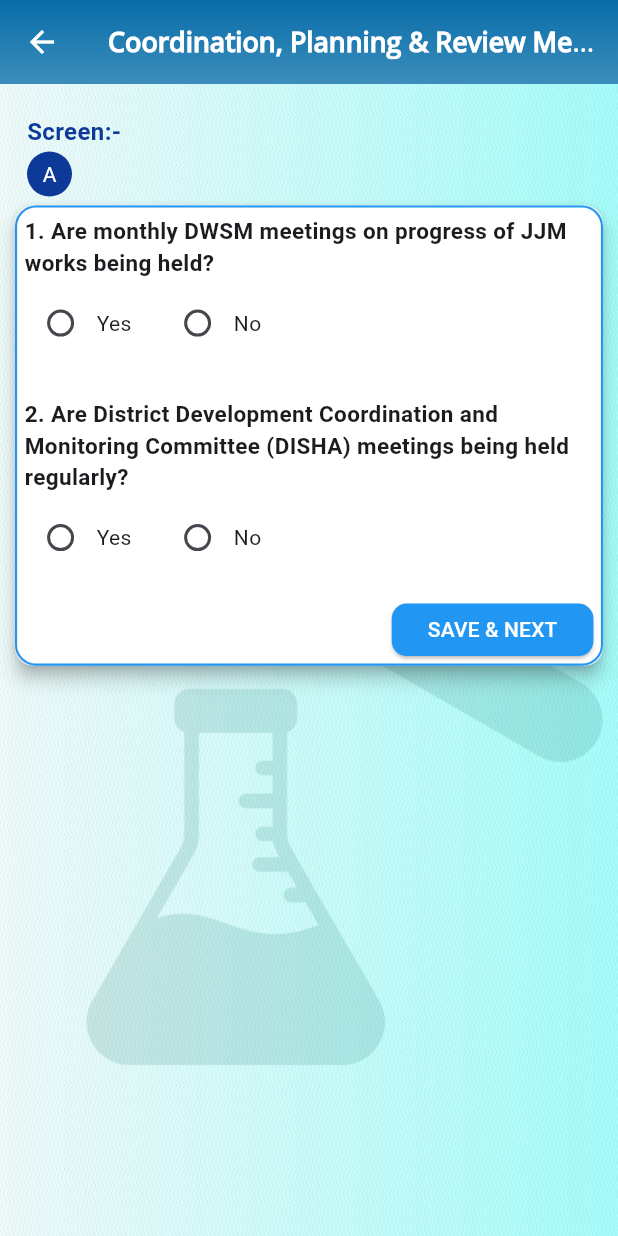
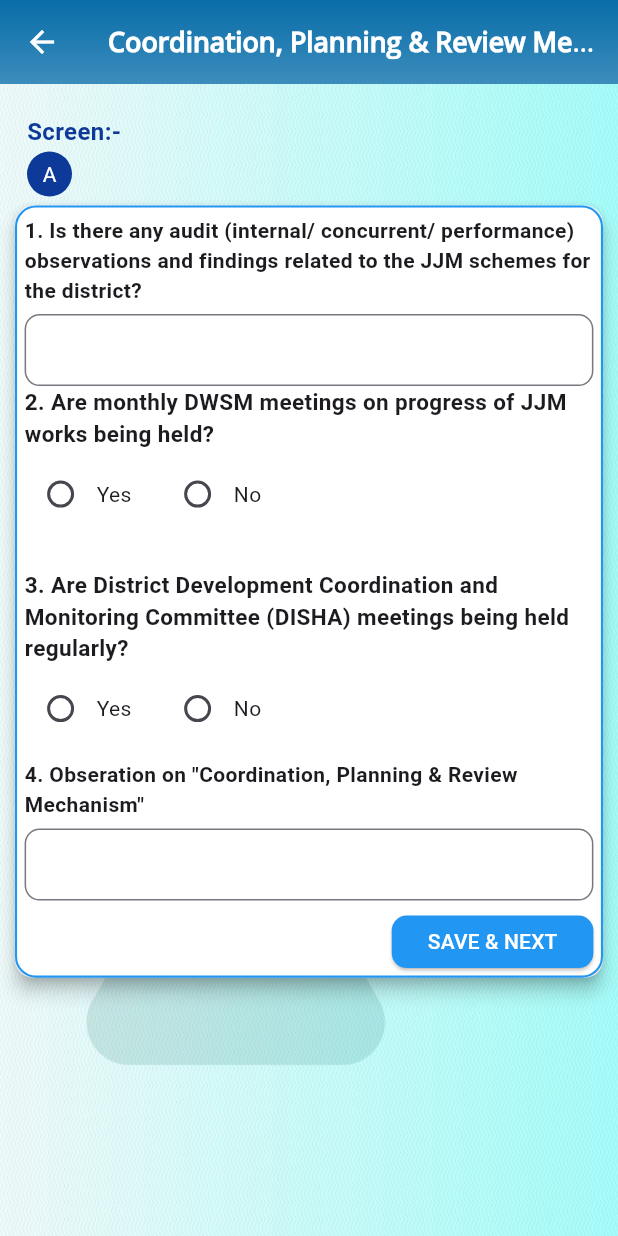
Before and after one commit to shubhamdevgupta/cno_inspector, a Flutter app: the CoordinationPlanningReview screen opened by its route, after a tap on "SAVE & NEXT", on a phone screen of 412 x 824 dp. Run offline on Flutter 3.47's test engine with Material 3 defaults, Android fonts, the phone set to English and light mode, and no system bars; our stand-ins replace connectivity_plus, device_info_plus, flutter_image_compress, fluttertoast, image_picker, shared_preferences; missing offline and left inert: encrypt; accounts and stored records are empty.

Commit message:
add model in  save get api

```diff
--- a/lib/model/dwsmPartB/CoordinationPlanningReviewPARTA.dart
+++ b/lib/model/dwsmPartB/CoordinationPlanningReviewPARTA.dart
@@ -6,16 +6,22 @@ class CoordinationPlanningReview {
   final int ifYesNoOfDwsmMeetingsLast6Months;
   final int qualityOfMeetingAndRecordMaintenance;
   final int areDistDevelopCoordinatMonitorCommitteeMeetingRegularly;
+  final String auditInternalObservation;
+  final String observationCoordination;
+  final int modeType;
 
-  CoordinationPlanningReview({
-    required this.userid,
+  CoordinationPlanningReview(
+      {required this.userid,
       required this.stateid,
       required this.districtid,
       required this.areMonthlyDwsmMeetingsOnProgressJjmWorks,
       required this.ifYesNoOfDwsmMeetingsLast6Months,
       required this.qualityOfMeetingAndRecordMaintenance,
       required this.areDistDevelopCoordinatMonitorCommitteeMeetingRegularly,
-  });
+      required this.auditInternalObservation,
+      required this.modeType,
+      required this.observationCoordination});
+
 
   factory CoordinationPlanningReview.fromJson(Map<String, dynamic> json) {
     return CoordinationPlanningReview(
@@ -28,8 +34,12 @@ class CoordinationPlanningReview {
             json['if_yes_no_of_dwsm_meetings_last_6_months'],
         qualityOfMeetingAndRecordMaintenance:
             json['quality_of_meeting_and_record_maintenance'],
-      areDistDevelopCoordinatMonitorCommitteeMeetingRegularly:
-      json['are_dist_develop_coordinat_monitor_committee_meeting_regularly'],
-    );
+        areDistDevelopCoordinatMonitorCommitteeMeetingRegularly: json[
+            'are_dist_develop_coordinat_monitor_committee_meeting_regularly'],
+        auditInternalObservation:
+            json['Is_audit_internal_Obseration_coordination_planning_review'],
+        observationCoordination:
+            json['Obseration_coordination_planning_review'],
+        modeType: json["phy_status"]);
   }
 }
--- a/lib/model/dwsmPartB/SourceSustainabilityWaterConservationPARTB.dart
+++ b/lib/model/dwsmPartB/SourceSustainabilityWaterConservationPARTB.dart
@@ -7,9 +7,12 @@ class SourceSustainabilityWaterConservation {
   final int isAtLeastOneRechargeStructureGwSourceImplemented;
   final int ifNoLeastOneRechargeStructureGwSourceImplementedReson;
   final int areAnyImpactStudiesAssessmentsConductedSourceSustainEfforts;
+  final int accrediteLabWaterQuality;
+  final String accrediteLabWaterQualityNoRemark;
+  final int modeType;
 
-  SourceSustainabilityWaterConservation({
-    required this.userid,
+  SourceSustainabilityWaterConservation(
+      {required this.userid,
       required this.stateid,
       required this.districtid,
       required this.areSourceSustainabilityMeasuresBeingPromoted,
@@ -17,7 +20,9 @@ class SourceSustainabilityWaterConservation {
       required this.isAtLeastOneRechargeStructureGwSourceImplemented,
       required this.ifNoLeastOneRechargeStructureGwSourceImplementedReson,
       required this.areAnyImpactStudiesAssessmentsConductedSourceSustainEfforts,
-  });
+      required this.accrediteLabWaterQualityNoRemark,
+      required this.accrediteLabWaterQuality,
+      required this.modeType});
 
   factory SourceSustainabilityWaterConservation.fromJson(
       Map<String, dynamic> json) {
@@ -31,10 +36,14 @@ class SourceSustainabilityWaterConservation {
             json['are_piped_water_schemes_gw_sources_protected_contamination'],
         isAtLeastOneRechargeStructureGwSourceImplemented:
             json['is_at_least_one_recharge_structure_gw_source_implemented'],
-      ifNoLeastOneRechargeStructureGwSourceImplementedReson:
-      json['if_no_least_one_recharge_structure_gw_source_implemented_reson'],
-      areAnyImpactStudiesAssessmentsConductedSourceSustainEfforts:
-      json['are_any_impact_studies_assessments_conducted_source_sustain_efforts'],
-    );
+        ifNoLeastOneRechargeStructureGwSourceImplementedReson: json[
+            'if_no_least_one_recharge_structure_gw_source_implemented_reson'],
+        areAnyImpactStudiesAssessmentsConductedSourceSustainEfforts: json[
+            'are_any_impact_studies_assessments_conducted_source_sustain_efforts'],
+        accrediteLabWaterQuality:
+            json['Does_district_NABL_accredited_lab_water_quality'],
+        accrediteLabWaterQualityNoRemark:
+            json['Does_district_NABL_accredited_lab_water_quality_no_remark'],
+        modeType: json['phy_status']);
   }
 }
--- a/lib/repository/dwsmRepo/DWSMRepositoy.dart
+++ b/lib/repository/dwsmRepo/DWSMRepositoy.dart
@@ -15,6 +15,8 @@ class DWSMRepositoy {
     required int numberOfMeetingsLast6Months,
     required int qualityOfMeeting,
     required int areCoordinationMeetingsRegular,
+    required String auditInternalObservation,
+    required String observationCoordination,
     required int modeType,
   }) async {
     try {
@@ -24,10 +26,12 @@ class DWSMRepositoy {
           "userid": userId,
           "stateid": stateId,
           "districtid": districtId,
+          "Is_audit_internal_Obseration_coordination_planning_review": auditInternalObservation,
           "are_monthly_dwsm_meetings_on_progress_JJM_works": areMonthlyMeetingsHeld,
           "if_yes_no_of_dwsm_meetings_last_6_months": numberOfMeetingsLast6Months,
           "quality_of_meeting_and_record_maintenance": qualityOfMeeting,
           "are_dist_develop_coordinat_monitor_committee_meeting_regularly": areCoordinationMeetingsRegular,
+          "Obseration_coordination_planning_review":observationCoordination,
           "phy_status": modeType
         }),
       );
--- a/lib/views/PartBDwsm/PartACoordinationPlanningReviewScreen.dart
+++ b/lib/views/PartBDwsm/PartACoordinationPlanningReviewScreen.dart
@@ -141,9 +141,16 @@ class _CoordinationPlanningReview extends State<CoordinationPlanningReview> {
                           child: Column(
                             crossAxisAlignment: CrossAxisAlignment.start,
                             children: [
+                              Customtxtfeild(
+                                label:
+                                '1. Is there any audit (internal/ concurrent/ performance) observations and findings related to the JJM schemes for the district?',
+                                controller:
+                                dwsmProvider.auditInternalObservation,
+                                keyboardType: TextInputType.text,
+                              ),
                               Customradiobttn(
                                 question:
-                                    '1. Are monthly DWSM meetings on progress of JJM works being held?',
+                                    '2. Are monthly DWSM meetings on progress of JJM works being held?',
                                 options: dwsmProvider.yesNoMap.keys.toList(),
                                 selectedOption: dwsmProvider.selectedValueQ1,
                                 onChanged: (value) {
@@ -156,7 +163,7 @@ class _CoordinationPlanningReview extends State<CoordinationPlanningReview> {
                                 const SizedBox(height: 8),
                                 Customtxtfeild(
                                   label:
-                                      '1.1 How many meetings were held in the last six months?',
+                                      '2.1 How many meetings were held in the last six months?',
                                   controller:
                                       dwsmProvider.meetingsHeldController,
                                   keyboardType: TextInputType.number,
@@ -164,7 +171,7 @@ class _CoordinationPlanningReview extends State<CoordinationPlanningReview> {
                                 const SizedBox(height: 8),
                                 Customradiobttn(
                                   question:
-                                      '1.2 Quality of Meeting and Record maintenance:',
+                                      '2.2 Quality of Meeting and Record maintenance:',
                                   options: dwsmProvider.meetingQualityMap.keys
                                       .toList(),
                                   selectedOption:
@@ -180,12 +187,19 @@ class _CoordinationPlanningReview extends State<CoordinationPlanningReview> {
                               // Question 2
                               Customradiobttn(
                                 question:
-                                    '2. Are District Development Coordination and Monitoring Committee (DISHA) meetings being held regularly?',
-                                options: const ['Yes', 'No'],
+                                    '3. Are District Development Coordination and Monitoring Committee (DISHA) meetings being held regularly?',
+                                options: dwsmProvider.yesNoMap.keys.toList(),
                                 selectedOption: dwsmProvider.selectedDISHA,
                                 onChanged: (value) {
                                   dwsmProvider.selectedDISHA = value;
                                 },
+                              ),
+                              Customtxtfeild(
+                                label:
+                                '4. Obseration on "Coordination, Planning & Review Mechanism"',
+                                controller:
+                                dwsmProvider.observationCoordination,
+                                keyboardType: TextInputType.text,
                               ),
                               SizedBox(
                                 height: 10,
@@ -219,17 +233,17 @@ class _CoordinationPlanningReview extends State<CoordinationPlanningReview> {
                                               stateId: dwsmProvider.stateId!,
                                               districtId: dwsmProvider
                                                   .districtId!,
+                                          auditInternalObservation:dwsmProvider.auditInternalObservation.text,
                                               areMonthlyMeetingsHeld:
                                                   dwsmProvider
                                                       .selectedValueQ1Id,
-                                              numberOfMeetingsLast6Months:
-                                                  int.parse(dwsmProvider.meetingsHeldController.text),
+                                              numberOfMeetingsLast6Months: dwsmProvider.meetingsHeldController.text.isEmpty ?0:int.parse(dwsmProvider.meetingsHeldController.text),
                                               qualityOfMeeting: dwsmProvider
                                                   .selectedMeetingQualityID,
                                               areCoordinationMeetingsRegular:
                                                   dwsmProvider.selectedDISHAID,
-                                            modeType: modeType!.modeValue
-                                      );
+                                            modeType: modeType!.modeValue,
+                                            observationCoordination: dwsmProvider.observationCoordination.text);
 
                                       if (dwsmProvider.status!) {
                                         ToastHelper.showToastMessage(
```
Also changed, not shown: lib/provider/dwsmInfoProvider/DwsmProvider.dart (+9 -1 lines). Lines whose indentation alone changed are shown as unchanged.
